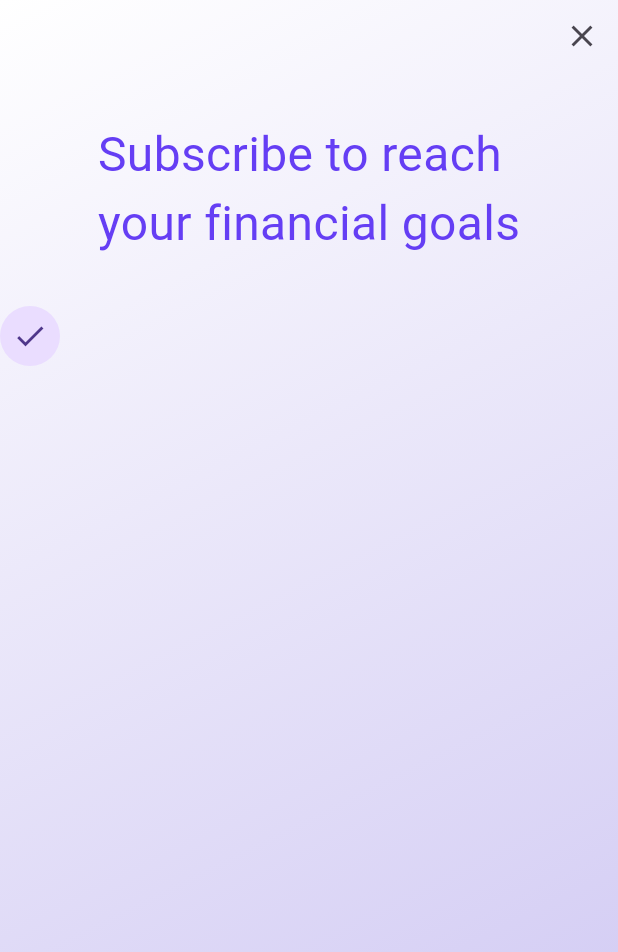
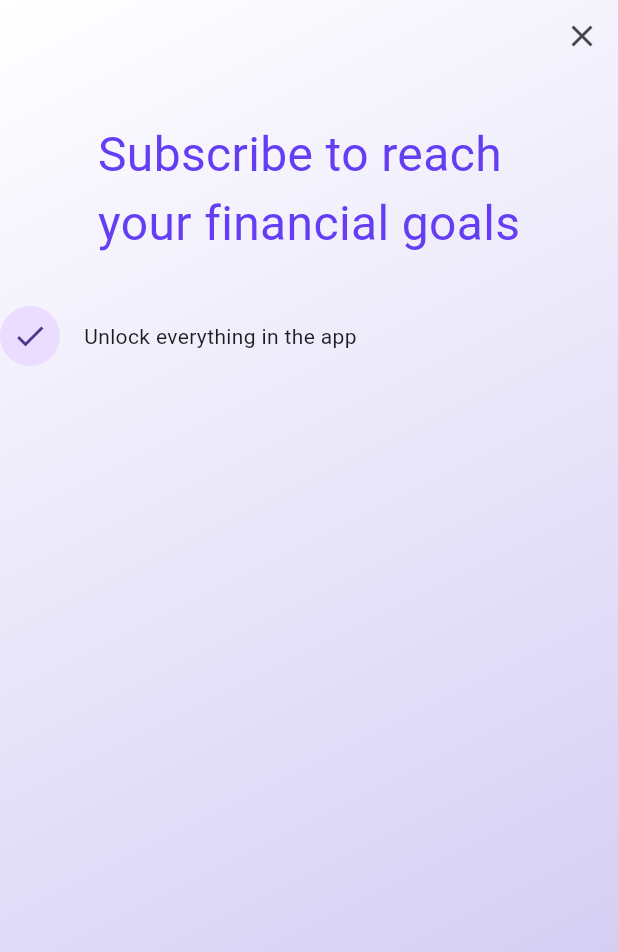
Before and after one commit to JAICHANGPARK/flutter_notebook_chapter_43, a Flutter app: the PaywallScreen screen opened directly, on a phone screen of 412 x 824 dp. Shown: the top 952 px of the screen. Run offline on Flutter 3.47's test engine with Material 3 defaults, Android fonts, the phone set to English and light mode, and no system bars; our stand-ins replace gap.

Commit message:
Update paywall_screen.dart

```diff
--- a/lib/ep2154_paywall_screen/views/paywall_screen.dart
+++ b/lib/ep2154_paywall_screen/views/paywall_screen.dart
@@ -61,7 +61,9 @@ class _PaywallScreenState extends State<PaywallScreen> {
                         children: [
                           CircleAvatar(
                             child: Icon(Icons.check),
-                          )
+                          ),
+                          Gap(16),
+                          Text("Unlock everything in the app"),
                         ],
                       )
                     ],
```
